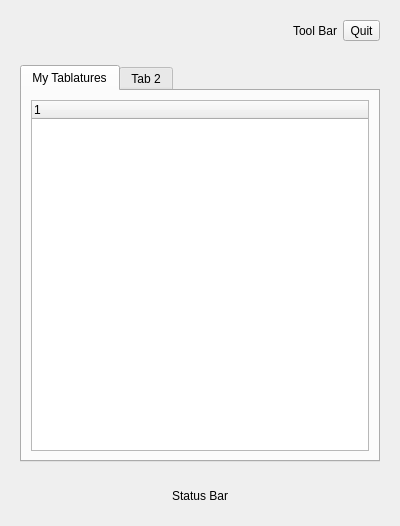
The window that Forms/SystemTrayMenu.ui (iatanasov77/vs-web-guitarpro-store) describes before a commit, drawn with Qt 5.
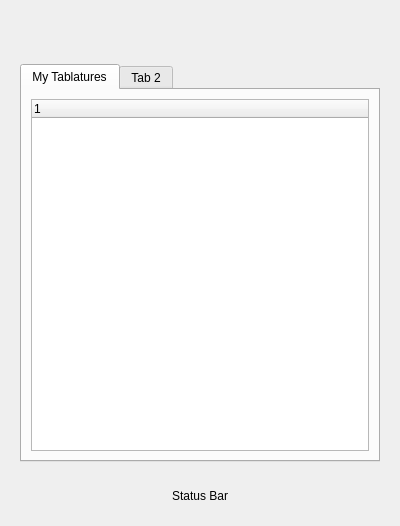
The same window after the commit.

Commit message: Create SystemTrayMenu Toolbar.

What changed in the file:
```diff
--- a/Forms/SystemTrayMenu.ui
+++ b/Forms/SystemTrayMenu.ui
@@ -50,20 +50,6 @@
           </property>
          </spacer>
         </item>
-        <item>
-         <widget class="QLabel" name="label_3">
-          <property name="text">
-           <string>Tool Bar</string>
-          </property>
-         </widget>
-        </item>
-        <item>
-         <widget class="QToolButton" name="btnQuitApplication">
-          <property name="text">
-           <string>Quit</string>
-          </property>
-         </widget>
-        </item>
        </layout>
       </widget>
      </item>
```
Left out of the diff: 2 changed lines with no effect on the pictures. The commit also changes 4 other files.
